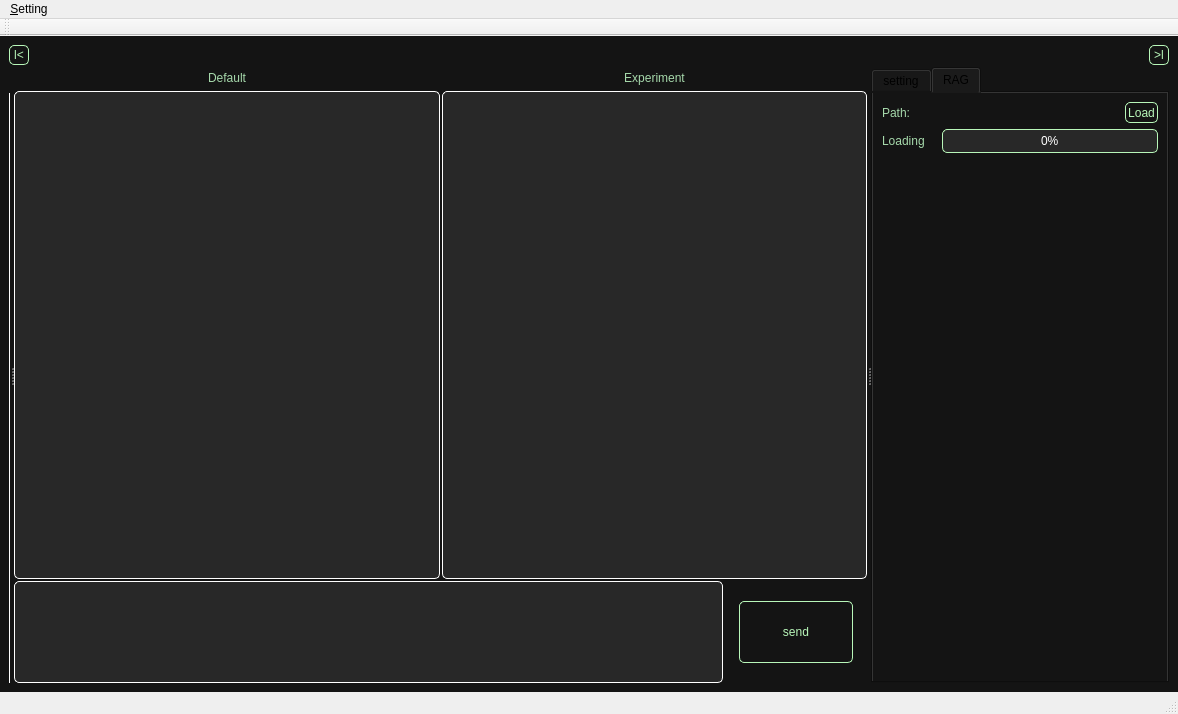
Qt form projects/pj3(LLM_compared_v1.0.1)/ui/mainwindow.ui (EagerBeaverLee/Vision_AI_RnD_team) before a commit.
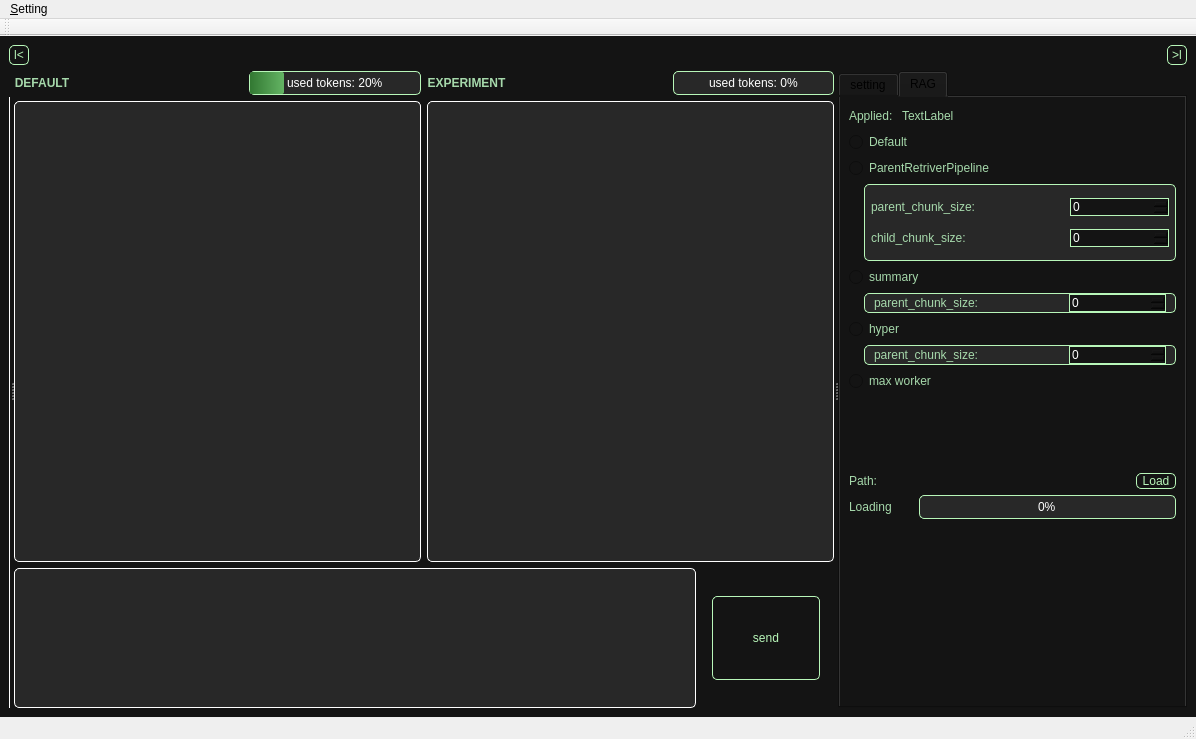
The same form after that commit.

Commit message: 1.search_engine final changes completed\n 2.Rag system applied with token count\n 3.token exercise added

Patch:
```diff
--- a/projects/pj3(LLM_compared_v1.0.1)/ui/mainwindow.ui
+++ b/projects/pj3(LLM_compared_v1.0.1)/ui/mainwindow.ui
@@ -6,8 +6,8 @@
    <rect>
     <x>0</x>
     <y>0</y>
-    <width>1178</width>
-    <height>714</height>
+    <width>1196</width>
+    <height>739</height>
    </rect>
   </property>
   <property name="minimumSize">
@@ -25,10 +25,7 @@
     background-color: rgb(20, 20, 20); /* 원하는 색상으로 변경 */
 }</string>
    </property>
-   <layout class="QVBoxLayout" name="verticalLayout_5" stretch="1,30">
-    <property name="spacing">
-     <number>2</number>
-    </property>
+   <layout class="QVBoxLayout" name="verticalLayout_8" stretch="1,30">
     <item>
      <layout class="QHBoxLayout" name="horizontalLayout_3" stretch="1,30,1">
       <item>
@@ -362,32 +359,92 @@
         </item>
        </layout>
       </widget>
-      <widget class="QWidget" name="layoutWidget">
-       <layout class="QVBoxLayout" name="verticalLayout" stretch="5,1">
-        <property name="spacing">
-         <number>2</number>
-        </property>
+      <widget class="QWidget" name="">
+       <layout class="QVBoxLayout" name="verticalLayout_7" stretch="7,2">
         <item>
-         <layout class="QGridLayout" name="gridLayout" rowstretch="1,22" columnstretch="1,1">
-          <property name="spacing">
-           <number>2</number>
-          </property>
-          <item row="1" column="0">
-           <widget class="QTextEdit" name="non_history_txt">
-            <property name="sizePolicy">
-             <sizepolicy hsizetype="Minimum" vsizetype="Expanding">
-              <horstretch>0</horstretch>
-              <verstretch>0</verstretch>
-             </sizepolicy>
-            </property>
-            <property name="minimumSize">
-             <size>
-              <width>300</width>
-              <height>0</height>
-             </size>
-            </property>
-            <property name="styleSheet">
-             <string notr="true">QTextEdit {
+         <layout class="QHBoxLayout" name="horizontalLayout_9" stretch="1,1">
+          <item>
+           <layout class="QVBoxLayout" name="verticalLayout">
+            <item>
+             <layout class="QHBoxLayout" name="horizontalLayout_7">
+              <item>
+               <widget class="QLabel" name="label">
+                <property name="font">
+                 <font>
+                  <weight>75</weight>
+                  <bold>true</bold>
+                 </font>
+                </property>
+                <property name="styleSheet">
+                 <string notr="true">QLabel {
+    color: rgb(166, 217, 171);
+}</string>
+                </property>
+                <property name="text">
+                 <string>DEFAULT</string>
+                </property>
+                <property name="scaledContents">
+                 <bool>false</bool>
+                </property>
+                <property name="alignment">
+                 <set>Qt::AlignCenter</set>
+                </property>
+               </widget>
+              </item>
+              <item>
+               <spacer name="horizontalSpacer_5">
+                <property name="orientation">
+                 <enum>Qt::Horizontal</enum>
+                </property>
+                <property name="sizeHint" stdset="0">
+                 <size>
+                  <width>40</width>
+                  <height>20</height>
+                 </size>
+                </property>
+               </spacer>
+              </item>
+              <item>
+               <widget class="QProgressBar" name="default_token_bar">
+                <property name="styleSheet">
+                 <string notr="true">QProgressBar {
+	border: 1px solid rgb(184, 247, 185);
+	border-radius: 5px;
+	background-color: rgb(40, 40, 40);
+	text-align: center;
+	color: White;
+}
+QProgressBar::chunk {
+	background: qlineargradient(x1:0, y1:0, x2:1, y2:0, stop:0 rgb(50, 120, 50), stop:1 rgb(100,180,100));
+	border-radius: 2px;
+}</string>
+                </property>
+                <property name="value">
+                 <number>20</number>
+                </property>
+                <property name="format">
+                 <string>used tokens: %p%</string>
+                </property>
+               </widget>
+              </item>
+             </layout>
+            </item>
+            <item>
+             <widget class="QTextEdit" name="default_txt">
+              <property name="sizePolicy">
+               <sizepolicy hsizetype="Minimum" vsizetype="Expanding">
+                <horstretch>0</horstretch>
+                <verstretch>0</verstretch>
+               </sizepolicy>
+              </property>
+              <property name="minimumSize">
+               <size>
+                <width>300</width>
+                <height>0</height>
+               </size>
+              </property>
+              <property name="styleSheet">
+               <string notr="true">QTextEdit {
 	color: white;
     background-color: rgb(40, 40, 40); /* 원하는 색상으로 변경 */
 	border: 1px solid rgb(255,255,255);
@@ -397,31 +454,96 @@
     border: 1px solid rgb(184, 247, 185);
     outline: none;           /* 기본 포커스 아웃라인 제거 */
 }</string>
-            </property>
-            <property name="inputMethodHints">
-             <set>Qt::ImhMultiLine</set>
-            </property>
-            <property name="readOnly">
-             <bool>true</bool>
-            </property>
-           </widget>
+              </property>
+              <property name="inputMethodHints">
+               <set>Qt::ImhMultiLine</set>
+              </property>
+              <property name="readOnly">
+               <bool>true</bool>
+              </property>
+             </widget>
+            </item>
+           </layout>
           </item>
-          <item row="1" column="1">
-           <widget class="QTextEdit" name="history_txt">
-            <property name="sizePolicy">
-             <sizepolicy hsizetype="Minimum" vsizetype="Expanding">
-              <horstretch>0</horstretch>
-              <verstretch>0</verstretch>
-             </sizepolicy>
-            </property>
-            <property name="minimumSize">
-             <size>
-              <width>300</width>
-              <height>0</height>
-             </size>
-            </property>
-            <property name="styleSheet">
-             <string notr="true">QTextEdit {
+          <item>
+           <layout class="QVBoxLayout" name="verticalLayout_5">
+            <item>
+             <layout class="QHBoxLayout" name="horizontalLayout_8">
+              <item>
+               <widget class="QLabel" name="label_2">
+                <property name="font">
+                 <font>
+                  <weight>75</weight>
+                  <bold>true</bold>
+                 </font>
+                </property>
+                <property name="styleSheet">
+                 <string notr="true">QLabel {
+    color: rgb(166, 217, 171);
+}</string>
+                </property>
+                <property name="text">
+                 <string>EXPERIMENT</string>
+                </property>
+                <property name="alignment">
+                 <set>Qt::AlignCenter</set>
+                </property>
+               </widget>
+              </item>
+              <item>
+               <spacer name="horizontalSpacer_6">
+                <property name="orientation">
+                 <enum>Qt::Horizontal</enum>
+                </property>
+                <property name="sizeHint" stdset="0">
+                 <size>
+                  <width>40</width>
+                  <height>20</height>
+                 </size>
+                </property>
+               </spacer>
+              </item>
+              <item>
+               <widget class="QProgressBar" name="experiment_token_bar">
+                <property name="styleSheet">
+                 <string notr="true">QProgressBar {
+	border: 1px solid rgb(184, 247, 185);
+	border-radius: 5px;
+	background-color: rgb(40, 40, 40);
+	text-align: center;
+	color: White;
+}
+QProgressBar::chunk {
+	background: qlineargradient(x1:0, y1:0, x2:1, y2:0, stop:0 rgb(50, 120, 50), stop:1 rgb(100,180,100));
+	border-radius: 2px;
+}</string>
+                </property>
+                <property name="value">
+                 <number>0</number>
+                </property>
+                <property name="format">
+                 <string>used tokens: %p%</string>
+                </property>
+               </widget>
+              </item>
+             </layout>
+            </item>
+            <item>
+             <widget class="QTextEdit" name="experiment_txt">
+              <property name="sizePolicy">
+               <sizepolicy hsizetype="Minimum" vsizetype="Expanding">
+                <horstretch>0</horstretch>
+                <verstretch>0</verstretch>
+               </sizepolicy>
+              </property>
+              <property name="minimumSize">
+               <size>
+                <width>300</width>
+                <height>0</height>
+               </size>
+              </property>
+              <property name="styleSheet">
+               <string notr="true">QTextEdit {
 	color: white;
     background-color: rgb(40, 40, 40); /* 원하는 색상으로 변경 */
 	border: 1px solid rgb(255,255,255);
@@ -431,47 +553,16 @@
     border: 1px solid rgb(184, 247, 185);
     outline: none;           /* 기본 포커스 아웃라인 제거 */
 }</string>
-            </property>
-            <property name="inputMethodHints">
-             <set>Qt::ImhMultiLine</set>
-            </property>
-            <property name="readOnly">
-             <bool>true</bool>
-            </property>
-           </widget>
-          </item>
-          <item row="0" column="0">
-           <widget class="QLabel" name="label">
-            <property name="styleSheet">
-             <string notr="true">QLabel {
-    color: rgb(166, 217, 171);
-}</string>
-            </property>
-            <property name="text">
-             <string>Default</string>
-            </property>
-            <property name="scaledContents">
-             <bool>false</bool>
-            </property>
-            <property name="alignment">
-             <set>Qt::AlignCenter</set>
-            </property>
-           </widget>
-          </item>
-          <item row="0" column="1">
-           <widget class="QLabel" name="label_2">
-            <property name="styleSheet">
-             <string notr="true">QLabel {
-    color: rgb(166, 217, 171);
-}</string>
-            </property>
-            <property name="text">
-             <string>Experiment</string>
-            </property>
-            <property name="alignment">
-             <set>Qt::AlignCenter</set>
-            </property>
-           </widget>
+              </property>
+              <property name="inputMethodHints">
+               <set>Qt::ImhMultiLine</set>
+              </property>
+              <property name="readOnly">
+               <bool>true</bool>
+              </property>
+             </widget>
+            </item>
+           </layout>
           </item>
          </layout>
         </item>
@@ -822,46 +913,421 @@
         <attribute name="title">
          <string>RAG</string>
         </attribute>
-        <layout class="QVBoxLayout" name="verticalLayout_6" stretch="1,1,25">
+        <layout class="QVBoxLayout" name="verticalLayout_12">
          <item>
-          <layout class="QHBoxLayout" name="horizontalLayout_5" stretch="1,6,1">
-           <property name="spacing">
-            <number>4</number>
-           </property>
+          <layout class="QVBoxLayout" name="verticalLayout_11">
            <item>
-            <widget class="QLabel" name="label_6">
+            <layout class="QHBoxLayout" name="horizontalLayout_17">
+             <item>
+              <widget class="QLabel" name="label_12">
+               <property name="styleSheet">
+                <string notr="true">QLabel {
+    color: rgb(166, 217, 171);
+}</string>
+               </property>
+               <property name="text">
+                <string>Applied: </string>
+               </property>
+              </widget>
+             </item>
+             <item>
+              <widget class="QLabel" name="rag_technique">
+               <property name="styleSheet">
+                <string notr="true">QLabel {
+    color: rgb(166, 217, 171);
+}</string>
+               </property>
+               <property name="text">
+                <string>TextLabel</string>
+               </property>
+              </widget>
+             </item>
+             <item>
+              <spacer name="horizontalSpacer_10">
+               <property name="orientation">
+                <enum>Qt::Horizontal</enum>
+               </property>
+               <property name="sizeHint" stdset="0">
+                <size>
+                 <width>40</width>
+                 <height>20</height>
+                </size>
+               </property>
+              </spacer>
+             </item>
+            </layout>
+           </item>
+           <item>
+            <widget class="QRadioButton" name="default_retriever">
              <property name="styleSheet">
-              <string notr="true">QLabel {
+              <string notr="true">QRadioButton {
     color: rgb(166, 217, 171);
 }</string>
              </property>
              <property name="text">
-              <string>Path: </string>
+              <string>Default</string>
              </property>
             </widget>
            </item>
            <item>
-            <widget class="QLabel" name="path">
+            <widget class="QRadioButton" name="parent_retriever">
              <property name="styleSheet">
-              <string notr="true">QLabel {
+              <string notr="true">QRadioButton {
     color: rgb(166, 217, 171);
 }</string>
              </property>
              <property name="text">
-              <string/>
+              <string>ParentRetriverPipeline</string>
              </property>
             </widget>
            </item>
            <item>
-            <widget class="QPushButton" name="Load_btn">
-             <property name="sizePolicy">
-              <sizepolicy hsizetype="Minimum" vsizetype="Minimum">
-               <horstretch>1</horstretch>
-               <verstretch>1</verstretch>
-              </sizepolicy>
+            <layout class="QHBoxLayout" name="horizontalLayout_10" stretch="1,21">
+             <item>
+              <spacer name="horizontalSpacer_7">
+               <property name="orientation">
+                <enum>Qt::Horizontal</enum>
+               </property>
+               <property name="sizeHint" stdset="0">
+                <size>
+                 <width>40</width>
+                 <height>20</height>
+                </size>
+               </property>
+              </spacer>
+             </item>
+             <item>
+              <widget class="QGroupBox" name="groupBox">
+               <property name="styleSheet">
+                <string notr="true">QGroupBox {
+	border: 1px solid rgb(184, 247, 185);
+	border-radius: 5px;
+	background-color: rgb(40, 40, 40);
+	text-align: center;
+	color: White;
+}</string>
+               </property>
+               <property name="title">
+                <string/>
+               </property>
+               <property name="alignment">
+                <set>Qt::AlignLeading|Qt::AlignLeft|Qt::AlignTop</set>
+               </property>
+               <layout class="QVBoxLayout" name="verticalLayout_6" stretch="1,1">
+                <property name="spacing">
+                 <number>0</number>
+                </property>
+                <property name="leftMargin">
+                 <number>6</number>
+                </property>
+                <property name="topMargin">
+                 <number>0</number>
+                </property>
+                <property name="rightMargin">
+                 <number>6</number>
+                </property>
+                <property name="bottomMargin">
+                 <number>0</number>
+                </property>
+                <item>
+                 <layout class="QHBoxLayout" name="horizontalLayout_11" stretch="6,3">
+                  <item>
+                   <widget class="QLabel" name="label_8">
+                    <property name="styleSheet">
+                     <string notr="true">QLabel {
+    color: rgb(166, 217, 171);
+	background-color: rgb(40, 40, 40);
+}</string>
+                    </property>
+                    <property name="text">
+                     <string>parent_chunk_size:</string>
+                    </property>
+                   </widget>
+                  </item>
+                  <item>
+                   <widget class="QSpinBox" name="parentretreiver_parent_chunk_size">
+                    <property name="styleSheet">
+                     <string notr="true">QSpinBox {
+	border: 1px solid rgb(184, 247, 185);
+	text-align: center;
+	color: White;
+}</string>
+                    </property>
+                   </widget>
+                  </item>
+                 </layout>
+                </item>
+                <item>
+                 <layout class="QHBoxLayout" name="horizontalLayout_12" stretch="6,3">
+                  <item>
+                   <widget class="QLabel" name="label_9">
+                    <property name="styleSheet">
+                     <string notr="true">QLabel {
+    color: rgb(166, 217, 171);
+	background-color: rgb(40, 40, 40);
+}</string>
+                    </property>
+                    <property name="text">
+                     <string>child_chunk_size:</string>
+                    </property>
+                   </widget>
+                  </item>
+                  <item>
+                   <widget class="QSpinBox" name="parentretreiver_child_chunk_size">
+                    <property name="styleSheet">
+                     <string notr="true">QSpinBox {
+	border: 1px solid rgb(184, 247, 185);
+	text-align: center;
+	color: White;
+}</string>
+                    </property>
+                   </widget>
+                  </item>
+                 </layout>
+                </item>
+               </layout>
+              </widget>
+             </item>
+            </layout>
+           </item>
+           <item>
+            <widget class="QRadioButton" name="summary_retriever">
+             <property name="styleSheet">
+              <string notr="true">QRadioButton {
+    color: rgb(166, 217, 171);
+}</string>
              </property>
+             <property name="text">
+              <string>summary</string>
+             </property>
+            </widget>
+           </item>
+           <item>
+            <layout class="QHBoxLayout" name="horizontalLayout_13" stretch="1,21">
+             <item>
+              <spacer name="horizontalSpacer_8">
+               <property name="orientation">
+                <enum>Qt::Horizontal</enum>
+               </property>
+               <property name="sizeHint" stdset="0">
+                <size>
+                 <width>40</width>
+                 <height>20</height>
+                </size>
+               </property>
+              </spacer>
+             </item>
+             <item>
+              <widget class="QGroupBox" name="groupBox_2">
+               <property name="styleSheet">
+                <string notr="true">QGroupBox {
+	border: 1px solid rgb(184, 247, 185);
+	border-radius: 5px;
+	background-color: rgb(40, 40, 40);
+	text-align: center;
+	color: White;
+}</string>
+               </property>
+               <property name="title">
+                <string/>
+               </property>
+               <property name="alignment">
+                <set>Qt::AlignLeading|Qt::AlignLeft|Qt::AlignTop</set>
+               </property>
+               <layout class="QVBoxLayout" name="verticalLayout_9">
+                <property name="spacing">
+                 <number>0</number>
+                </property>
+                <property name="topMargin">
+                 <number>0</number>
+                </property>
+                <property name="bottomMargin">
+                 <number>0</number>
+                </property>
+                <item>
+                 <layout class="QHBoxLayout" name="horizontalLayout_14" stretch="6,3">
+                  <item>
+                   <widget class="QLabel" name="label_10">
+                    <property name="styleSheet">
+                     <string notr="true">QLabel {
+    color: rgb(166, 217, 171);
+	background-color: rgb(40, 40, 40);
+}</string>
+                    </property>
+                    <property name="text">
+                     <string>parent_chunk_size:</string>
+                    </property>
+                   </widget>
+                  </item>
+                  <item>
+                   <widget class="QSpinBox" name="summary_parent_chunk_size">
+                    <property name="styleSheet">
+                     <string notr="true">QSpinBox {
+	border: 1px solid rgb(184, 247, 185);
+	text-align: center;
+	color: White;
+}</string>
+                    </property>
+                   </widget>
+                  </item>
+                 </layout>
+                </item>
+               </layout>
+              </widget>
+             </item>
+            </layout>
+           </item>
+           <item>
+            <widget class="QRadioButton" name="hyper_retriever">
              <property name="styleSheet">
-              <string notr="true">QPushButton {
+              <string notr="true">QRadioButton {
+    color: rgb(166, 217, 171);
+}</string>
+             </property>
+             <property name="text">
+              <string>hyper</string>
+             </property>
+            </widget>
+           </item>
+           <item>
+            <layout class="QHBoxLayout" name="horizontalLayout_15" stretch="1,21">
+             <item>
+              <spacer name="horizontalSpacer_9">
+               <property name="orientation">
+                <enum>Qt::Horizontal</enum>
+               </property>
+               <property name="sizeHint" stdset="0">
+                <size>
+                 <width>40</width>
+                 <height>20</height>
+                </size>
+               </property>
+              </spacer>
+             </item>
+             <item>
+              <widget class="QGroupBox" name="groupBox_3">
+               <property name="styleSheet">
+                <string notr="true">QGroupBox {
+	border: 1px solid rgb(184, 247, 185);
+	border-radius: 5px;
+	background-color: rgb(40, 40, 40);
+	text-align: center;
+	color: White;
+}</string>
+               </property>
+               <property name="title">
+                <string/>
+               </property>
+               <property name="alignment">
+                <set>Qt::AlignLeading|Qt::AlignLeft|Qt::AlignTop</set>
+               </property>
+               <layout class="QVBoxLayout" name="verticalLayout_10">
+                <property name="spacing">
+                 <number>0</number>
+                </property>
+                <property name="topMargin">
+                 <number>0</number>
+                </property>
+                <property name="bottomMargin">
+                 <number>0</number>
+                </property>
+                <item>
+                 <layout class="QHBoxLayout" name="horizontalLayout_16" stretch="6,3">
+                  <item>
+                   <widget class="QLabel" name="label_11">
+                    <property name="styleSheet">
+                     <string notr="true">QLabel {
+    color: rgb(166, 217, 171);
+	background-color: rgb(40, 40, 40);
+}</string>
+                    </property>
+                    <property name="text">
+                     <string>parent_chunk_size:</string>
+                    </property>
+                   </widget>
+                  </item>
+                  <item>
+                   <widget class="QSpinBox" name="hyper_parent_chunk_size">
+                    <property name="styleSheet">
+                     <string notr="true">QSpinBox {
+	border: 1px solid rgb(184, 247, 185);
+	text-align: center;
+	color: White;
+}</string>
+                    </property>
+                   </widget>
+                  </item>
+                 </layout>
+                </item>
+               </layout>
+              </widget>
+             </item>
+            </layout>
+           </item>
+           <item>
+            <widget class="QRadioButton" name="max_retriever">
+             <property name="styleSheet">
+              <string notr="true">QRadioButton {
+    color: rgb(166, 217, 171);
+}</string>
+             </property>
+             <property name="text">
+              <string>max worker</string>
+             </property>
+            </widget>
+           </item>
+           <item>
+            <spacer name="verticalSpacer_5">
+             <property name="orientation">
+              <enum>Qt::Vertical</enum>
+             </property>
+             <property name="sizeHint" stdset="0">
+              <size>
+               <width>20</width>
+               <height>40</height>
+              </size>
+             </property>
+            </spacer>
+           </item>
+           <item>
+            <layout class="QHBoxLayout" name="horizontalLayout_5" stretch="1,6,1">
+             <property name="spacing">
+              <number>4</number>
+             </property>
+             <item>
+              <widget class="QLabel" name="label_6">
+               <property name="styleSheet">
+                <string notr="true">QLabel {
+    color: rgb(166, 217, 171);
+}</string>
+               </property>
+               <property name="text">
+                <string>Path: </string>
+               </property>
+              </widget>
+             </item>
+             <item>
+              <widget class="QLabel" name="path">
+               <property name="styleSheet">
+                <string notr="true">QLabel {
+    color: rgb(166, 217, 171);
+}</string>
+               </property>
+               <property name="text">
+                <string/>
+               </property>
+              </widget>
+             </item>
+             <item>
+              <widget class="QPushButton" name="Load_btn">
+               <property name="sizePolicy">
+                <sizepolicy hsizetype="Minimum" vsizetype="Minimum">
+                 <horstretch>1</horstretch>
+                 <verstretch>1</verstretch>
+                </sizepolicy>
+               </property>
+               <property name="styleSheet">
+                <string notr="true">QPushButton {
 	color: rgb(184, 247, 185);
     border: 1px solid rgb(184, 247, 185); /* 원하는 RGB 색상으로 변경 */
     border-radius: 5px;                  /* 모서리를 둥글게 (선택 사항) */
@@ -877,38 +1343,38 @@
     background-color: rgb(100, 180, 100); /* 버튼 눌렀을 때 가장 진한 색 */
     border: 1px solid rgb(184, 247, 185); /* 테두리도 함께 진하게 (선택 사항) */
 }</string>
-             </property>
-             <property name="text">
-              <string>Load</string>
-             </property>
-             <property name="autoDefault">
-              <bool>false</bool>
-             </property>
-             <property name="flat">
-              <bool>false</bool>
-             </property>
-            </widget>
+               </property>
+               <property name="text">
+                <string>Load</string>
+               </property>
+               <property name="autoDefault">
+                <bool>false</bool>
+               </property>
+               <property name="flat">
+                <bool>false</bool>
+               </property>
+              </widget>
+             </item>
+            </layout>
            </item>
-          </layout>
-         </item>
-         <item>
-          <layout class="QHBoxLayout" name="horizontalLayout_6" stretch="1,4">
            <item>
-            <widget class="QLabel" name="label_7">
-             <property name="styleSheet">
-              <string notr="true">QLabel {
+            <layout class="QHBoxLayout" name="horizontalLayout_6" stretch="1,4">
+             <item>
+              <widget class="QLabel" name="label_7">
+               <property name="styleSheet">
+                <string notr="true">QLabel {
     color: rgb(166, 217, 171);
 }</string>
-             </property>
-             <property name="text">
-              <string>Loading</string>
-             </property>
-            </widget>
-           </item>
-           <item>
-            <widget class="QProgressBar" name="Loading_bar">
-             <property name="styleSheet">
-              <string notr="true">QProgressBar {
+               </property>
+               <property name="text">
+                <string>Loading</string>
+               </property>
+              </widget>
+             </item>
+             <item>
+              <widget class="QProgressBar" name="Loading_bar">
+               <property name="styleSheet">
+                <string notr="true">QProgressBar {
 	border: 1px solid rgb(184, 247, 185);
 	border-radius: 5px;
 	background-color: rgb(40, 40, 40);
@@ -919,27 +1385,29 @@
 	background: qlineargradient(x1:0, y1:0, x2:1, y2:0, stop:0 rgb(50, 120, 50), stop:1 rgb(100,180,100));
 	border-radius: 2px;
 }</string>
+               </property>
+               <property name="value">
+                <number>0</number>
+               </property>
+              </widget>
+             </item>
+            </layout>
+           </item>
+           <item>
+            <spacer name="verticalSpacer_4">
+             <property name="orientation">
+              <enum>Qt::Vertical</enum>
              </property>
-             <property name="value">
-              <number>0</number>
+             <property name="sizeHint" stdset="0">
+              <size>
+               <width>236</width>
+               <height>178</height>
+              </size>
              </property>
-            </widget>
+            </spacer>
            </item>
           </layout>
          </item>
-         <item>
-          <spacer name="verticalSpacer_4">
-           <property name="orientation">
-            <enum>Qt::Vertical</enum>
-           </property>
-           <property name="sizeHint" stdset="0">
-            <size>
-             <width>20</width>
-             <height>516</height>
-            </size>
-           </property>
-          </spacer>
-         </item>
         </layout>
        </widget>
       </widget>
@@ -952,7 +1420,7 @@
     <rect>
      <x>0</x>
      <y>0</y>
-     <width>1178</width>
+     <width>1196</width>
      <height>21</height>
     </rect>
    </property>
```
Left out of the diff: 58 changed lines with no effect on the pictures. The commit also changes 18 other files.
